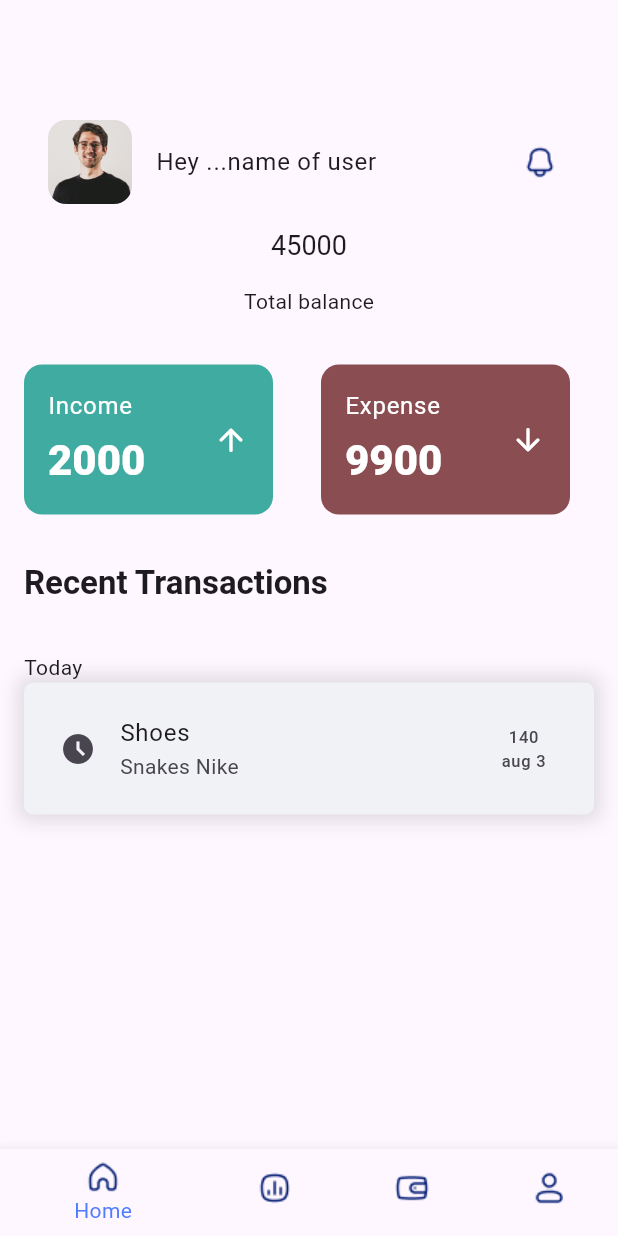
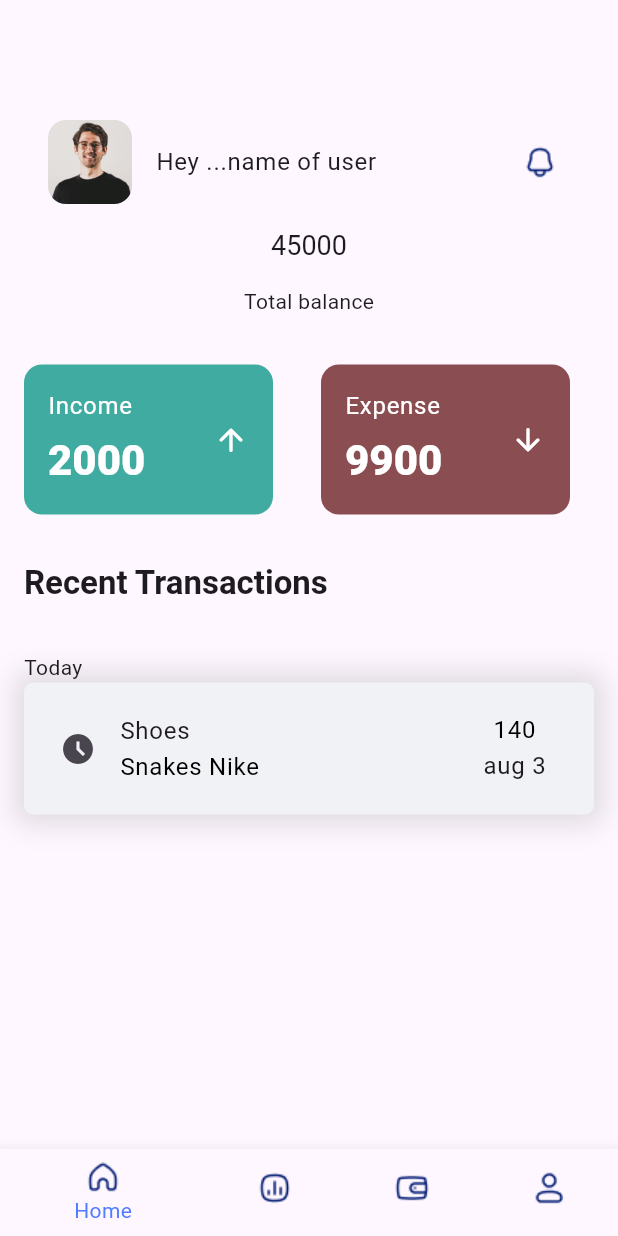
Before and after one commit to bahiznalakath/MoneyManagerApp, a Flutter app: the screen it shows after launch, on a phone screen of 412 x 824 dp. Run offline on Flutter 3.47's test engine with Material 2 defaults, Android fonts, the phone set to English and light mode, and no system bars.

Commit message:
updates in transation item list

```diff
--- a/lib/screens/transaction_item_list.dart
+++ b/lib/screens/transaction_item_list.dart
@@ -10,17 +10,40 @@ class TransactionItemList extends StatelessWidget {
     return Container(
       padding: const EdgeInsets.all(defaultSpacing / 2),
       decoration: const BoxDecoration(
-        boxShadow: [BoxShadow(color: Colors.black12,offset: Offset.zero,blurRadius: 10,spreadRadius: 4)],
+        boxShadow: [
+          BoxShadow(
+              color: Colors.black12,
+              offset: Offset.zero,
+              blurRadius: 15,
+              spreadRadius: 6)
+        ],
         color: background,
         borderRadius: BorderRadius.all(Radius.circular(defaultRadius / 2)),
       ),
-      child: const ListTile(
-        leading: Icon(Icons.access_time_filled_sharp),
-        title: Text("Shoes"),
-        subtitle: Text("Snakes Nike"),
+      child: ListTile(
+        leading: const Icon(Icons.access_time_filled_sharp),
+        title: const Text("Shoes"),
+        subtitle: Text(
+          "Snakes Nike",
+          style: Theme.of(context).textTheme.bodyLarge?.copyWith(
+                color: Colors.black,
+                fontSize: fontSizeTitle,
+              ),
+        ),
         trailing: Column(
           mainAxisAlignment: MainAxisAlignment.center,
-          children: [Text("140"), Text("aug 3")],
+          children: [
+            Text(
+              "140",
+          style: Theme.of(context).textTheme.bodyLarge?.copyWith(
+            color: Colors.black,
+            fontSize: fontSizeTitle,)
+          ),
+            Text(
+              "aug 3",
+              style: Theme.of(context).textTheme.bodyLarge,
+            )
+          ],
         ),
       ),
     );
```
